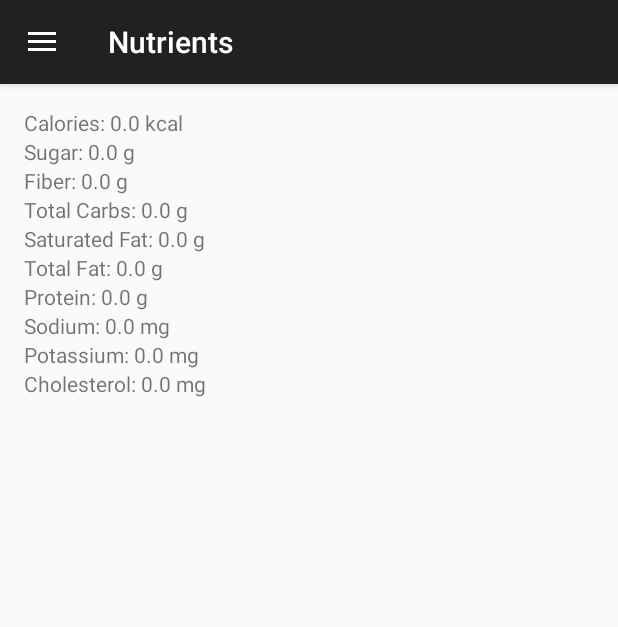
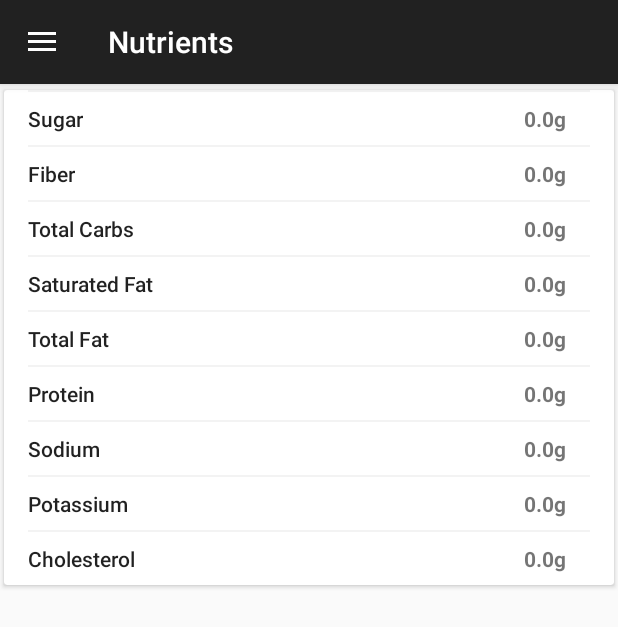
Before and after one commit to hahmraro/minimalist_tracker, an Android app: the FoodFragment screen opened through its navigation route, in the side drawer, after a tap on "Daily Nutrition", on a phone screen of 412 x 824 dp. Shown: the top 627 px of the screen. Run offline under Robolectric (Android 15) with nearby library versions, the phone set to English and light mode, and no system bars; our stand-ins replace Room's generated code, navigation-ui.

Commit message:
Changed ll_nutrition.xml layout

```diff
--- a/app/src/main/java/com/example/elegantcalorietracker/data/model/Food.kt
+++ b/app/src/main/java/com/example/elegantcalorietracker/data/model/Food.kt
@@ -7,6 +7,8 @@ import com.squareup.moshi.Json
 import kotlin.random.Random
 
 enum class ListType { BREAKFAST, LUNCH, DINNER, SNACKS, HISTORY }
+
+typealias Nutrient = Pair<String, Double>
 
 data class FoodList(val items: List<Food>)
 
@@ -92,6 +94,18 @@ data class Food(
                 .toString(),
         )
 
+    fun getNutrients() = listOf(
+        sugar.toDouble(),
+        fiber.toDouble(),
+        totalCarbs.toDouble(),
+        saturatedFat.toDouble(),
+        totalFat.toDouble(),
+        protein.toDouble(),
+        sodium.toDouble(),
+        potassium.toDouble(),
+        cholesterol.toDouble()
+    )
+
     fun edit(newServingSize: Double, newListType: Int? = null):
         Food {
         listType = newListType ?: listType
--- a/app/src/main/java/com/example/elegantcalorietracker/ui/TrackerViewModel.kt
+++ b/app/src/main/java/com/example/elegantcalorietracker/ui/TrackerViewModel.kt
@@ -123,7 +123,10 @@ class TrackerViewModel(application: Application) :
         this.listType = mealType
     }
 
-    fun getDailyNutrition() = runBlocking { _repository.getAll() }.sum()
+    fun getDailyNutrition(): List<Double> {
+        val totalNutrition = runBlocking { _repository.getAll() }.sum()
+        return totalNutrition.getNutrients()
+    }
 
     // Private methods
     private fun setHistory(foodList: List<Food>) {
--- /dev/null
+++ b/app/src/main/java/com/example/elegantcalorietracker/ui/adapters/NutrientAdapter.kt
@@ -0,0 +1,41 @@
+package com.example.elegantcalorietracker.ui.adapters
+
+import android.view.LayoutInflater
+import android.view.ViewGroup
+import androidx.recyclerview.widget.RecyclerView
+import com.example.elegantcalorietracker.data.model.Nutrient
+import com.example.elegantcalorietracker.databinding.ItemNutrientBinding
+
+class NutrientAdapter(private val nutrients: List<Nutrient>) :
+    RecyclerView.Adapter<NutrientAdapter.NutrientViewHolder>() {
+
+    class NutrientViewHolder(
+        private var binding: ItemNutrientBinding,
+    ) : RecyclerView.ViewHolder(binding.root) {
+        fun bind(nutrient: Pair<String, Double>) {
+            binding.nutritionName.text = nutrient.first
+            binding.nutritionSize.text = "${nutrient.second}g"
+        }
+    }
+
+    override fun getItemCount(): Int {
+        return nutrients.size
+    }
+
+    override fun onCreateViewHolder(
+        parent: ViewGroup,
+        viewType: Int
+    ): NutrientViewHolder {
+        val view = ItemNutrientBinding.inflate(
+            LayoutInflater.from(parent.context),
+            parent,
+            false
+        )
+        return NutrientViewHolder(view)
+    }
+
+    override fun onBindViewHolder(holder: NutrientViewHolder, position: Int) {
+        val nutrient = nutrients[position]
+        holder.bind(nutrient)
+    }
+}
--- a/app/src/main/java/com/example/elegantcalorietracker/ui/fragments/FoodFragment.kt
+++ b/app/src/main/java/com/example/elegantcalorietracker/ui/fragments/FoodFragment.kt
@@ -8,7 +8,6 @@ import com.example.elegantcalorietracker.databinding.FragmentFoodBinding
 import com.example.elegantcalorietracker.ui.ModType
 import com.example.elegantcalorietracker.ui.TrackerViewModel
 import com.example.elegantcalorietracker.ui.widgets.FoodListView
-import com.example.elegantcalorietracker.ui.widgets.NutritionView
 
 /**
  * The screen that shows when the user selects a food item from [FoodListView]
@@ -33,7 +32,8 @@ class FoodFragment : BaseFragment<FragmentFoodBinding>(
         servingEdit.setText(selectedFood.servingSize)
 
         // Set up the NutritionView
-        foodNutritionLl.apply(applyFoodNutrition())
+        val nutrients = selectedFood.getNutrients()
+        foodNutritionLl.setNutrients(nutrients)
 
         // Set up the button text and click listener
         if (sharedViewModel.modType == ModType.ADD) {
@@ -65,21 +65,4 @@ class FoodFragment : BaseFragment<FragmentFoodBinding>(
                 .navigate(R.id.action_foodFragment_to_trackerFragment)
         }
     }
-
-    /**
-     * Fills the [NutritionView] with the [selectedFood] properties
-     */
-    private fun applyFoodNutrition(): ApplyTo<NutritionView> =
-        {
-            setCalories(selectedFood.calories)
-            setFiber(selectedFood.fiber)
-            setSugar(selectedFood.sugar)
-            setCarbs(selectedFood.totalCarbs)
-            setSaturatedFat(selectedFood.saturatedFat)
-            setFat(selectedFood.totalFat)
-            setProtein(selectedFood.protein)
-            setSodium(selectedFood.sodium)
-            setPotassium(selectedFood.potassium)
-            setCholesterol(selectedFood.cholesterol)
-        }
 }
--- a/app/src/main/java/com/example/elegantcalorietracker/ui/fragments/NutrientFragment.kt
+++ b/app/src/main/java/com/example/elegantcalorietracker/ui/fragments/NutrientFragment.kt
@@ -12,18 +12,7 @@ class NutrientFragment :
     ) {
 
     override fun applyBinding(v: View): ApplyTo<FragmentNutrientBinding> = {
-        val food = sharedViewModel.getDailyNutrition()
-        nutrientNutritionLl.apply {
-            setCalories(food.calories)
-            setFiber(food.fiber)
-            setSugar(food.sugar)
-            setCarbs(food.totalCarbs)
-            setSaturatedFat(food.saturatedFat)
-            setFat(food.totalFat)
-            setProtein(food.protein)
-            setSodium(food.sodium)
-            setPotassium(food.potassium)
-            setCholesterol(food.cholesterol)
-        }
+        val nutrients = sharedViewModel.getDailyNutrition()
+        nutrientNutritionLl.setNutrients(nutrients)
     }
 }
--- a/app/src/main/java/com/example/elegantcalorietracker/ui/widgets/NutritionView.kt
+++ b/app/src/main/java/com/example/elegantcalorietracker/ui/widgets/NutritionView.kt
@@ -5,6 +5,7 @@ import android.util.AttributeSet
 import android.view.LayoutInflater
 import androidx.appcompat.widget.LinearLayoutCompat
 import com.example.elegantcalorietracker.databinding.LlNutritionBinding
+import com.example.elegantcalorietracker.ui.adapters.NutrientAdapter
 
 class NutritionView(context: Context, attributeSet: AttributeSet?) :
     LinearLayoutCompat(context, attributeSet) {
@@ -15,43 +16,20 @@ class NutritionView(context: Context, attributeSet: AttributeSet?) :
         true
     )
 
-    fun setCalories(string: String) {
-        binding.foodCalories.text = "Calories: $string kcal"
-    }
-
-    fun setSugar(string: String) {
-        binding.foodSugar.text = "Sugar: $string g"
-    }
-
-    fun setFiber(string: String) {
-        binding.foodFiber.text = "Fiber: $string g"
-    }
-
-    fun setCarbs(string: String) {
-        binding.foodCarbs.text = "Total Carbs: $string g"
-    }
-
-    fun setSaturatedFat(string: String) {
-        binding.foodSaturatedFat.text = "Saturated Fat: $string g"
-    }
-
-    fun setFat(string: String) {
-        binding.foodFat.text = "Total Fat: $string g"
-    }
-
-    fun setProtein(string: String) {
-        binding.foodProtein.text = "Protein: $string g"
-    }
-
-    fun setSodium(string: String) {
-        binding.foodSodium.text = "Sodium: $string mg"
-    }
-
-    fun setPotassium(string: String) {
-        binding.foodPotassium.text = "Potassium: $string mg"
-    }
-
-    fun setCholesterol(string: String) {
-        binding.foodCholesterol.text = "Cholesterol: $string mg"
+    fun setNutrients(nutrients: List<Double>) {
+        val nutrientsNames = listOf(
+            "Sugar",
+            "Fiber",
+            "Total Carbs",
+            "Saturated Fat",
+            "Total Fat",
+            "Protein",
+            "Sodium",
+            "Potassium",
+            "Cholesterol"
+        )
+        val nutrientInformation = nutrientsNames.zip(nutrients)
+        val adapter = NutrientAdapter(nutrientInformation)
+        binding.nutrientList.adapter = adapter
     }
 }
--- /dev/null
+++ b/app/src/main/java/com/example/elegantcalorietracker/utils/Aliases.kt
@@ -0,0 +1 @@
+package com.example.elegantcalorietracker.utils
--- a/app/src/main/res/layout/fragment_nutrient.xml
+++ b/app/src/main/res/layout/fragment_nutrient.xml
@@ -4,5 +4,4 @@
     android:id="@+id/nutrient_nutrition_ll"
     android:layout_width="match_parent"
     android:layout_height="wrap_content"
-    android:padding="@dimen/default_padding"
     tools:context=".ui.fragments.NutrientFragment" />
--- /dev/null
+++ b/app/src/main/res/layout/item_nutrient.xml
@@ -0,0 +1,42 @@
+<?xml version="1.0" encoding="utf-8"?>
+<androidx.constraintlayout.widget.ConstraintLayout xmlns:android="http://schemas.android.com/apk/res/android"
+    xmlns:app="http://schemas.android.com/apk/res-auto"
+    xmlns:tools="http://schemas.android.com/tools"
+    android:layout_width="match_parent"
+    android:layout_height="wrap_content"
+    android:background="?android:attr/selectableItemBackground"
+    android:paddingHorizontal="@dimen/default_padding"
+    android:clickable="true"
+    android:focusable="true"
+    android:paddingBottom="@dimen/default_small_padding">
+
+    <View
+        android:id="@+id/divider"
+        style="@style/Divider"
+        app:layout_constraintEnd_toEndOf="parent"
+        app:layout_constraintStart_toStartOf="parent"
+        app:layout_constraintTop_toTopOf="parent" />
+
+    <TextView
+        android:id="@+id/nutrition_name"
+        style="@style/TextAppearance.AppCompat.Body2"
+        android:layout_width="wrap_content"
+        android:layout_height="wrap_content"
+        android:layout_marginTop="@dimen/default_small_padding"
+        app:layout_constraintBottom_toBottomOf="parent"
+        app:layout_constraintStart_toStartOf="parent"
+        app:layout_constraintTop_toBottomOf="@id/divider"
+        tools:text="Protein" />
+
+    <TextView
+        android:id="@+id/nutrition_size"
+        android:layout_width="wrap_content"
+        android:layout_height="wrap_content"
+        android:textStyle="bold"
+        android:paddingRight="@dimen/default_padding"
+        app:layout_constraintBottom_toBottomOf="@id/nutrition_name"
+        app:layout_constraintEnd_toEndOf="parent"
+        app:layout_constraintTop_toTopOf="@id/nutrition_name"
+        tools:text="67g" />
+
+</androidx.constraintlayout.widget.ConstraintLayout>
--- a/app/src/main/res/layout/ll_nutrition.xml
+++ b/app/src/main/res/layout/ll_nutrition.xml
@@ -1,69 +1,23 @@
 <?xml version="1.0" encoding="utf-8"?>
-<androidx.appcompat.widget.LinearLayoutCompat xmlns:android="http://schemas.android.com/apk/res/android"
+<androidx.cardview.widget.CardView xmlns:android="http://schemas.android.com/apk/res/android"
+    xmlns:app="http://schemas.android.com/apk/res-auto"
     xmlns:tools="http://schemas.android.com/tools"
     android:layout_width="match_parent"
-    android:layout_height="match_parent"
-    android:orientation="vertical"
-    tools:context=".ui.widgets.NutritionView">
+    android:layout_height="wrap_content"
+    app:cardUseCompatPadding="true">
 
-    <TextView
-        android:id="@+id/food_calories"
+    <androidx.appcompat.widget.LinearLayoutCompat
         android:layout_width="match_parent"
-        android:layout_height="wrap_content"
-        tools:text="Calories: 190kcal" />
+        android:layout_height="match_parent"
+        android:orientation="vertical"
+        tools:context=".ui.widgets.NutritionView">
 
-    <TextView
-        android:id="@+id/food_sugar"
-        android:layout_width="match_parent"
-        android:layout_height="wrap_content"
-        tools:text="Sugar: 10g" />
+        <androidx.recyclerview.widget.RecyclerView
+            android:id="@+id/nutrient_list"
+            app:layoutManager="androidx.recyclerview.widget.LinearLayoutManager"
+            android:layout_width="match_parent"
+            android:layout_height="wrap_content"
+            tools:listitem="@layout/item_nutrient" />
 
-    <TextView
-        android:id="@+id/food_fiber"
-        android:layout_width="match_parent"
-        android:layout_height="wrap_content"
-        tools:text="Fiber: 12g" />
-
-    <TextView
-        android:id="@+id/food_carbs"
-        android:layout_width="match_parent"
-        android:layout_height="wrap_content"
-        tools:text="Total Carbs: 35g" />
-
-    <TextView
-        android:id="@+id/food_saturated_fat"
-        android:layout_width="match_parent"
-        android:layout_height="wrap_content"
-        tools:text="Saturated Fat: 13g" />
-
-    <TextView
-        android:id="@+id/food_fat"
-        android:layout_width="match_parent"
-        android:layout_height="wrap_content"
-        tools:text="Fat: 20g" />
-
-    <TextView
-        android:id="@+id/food_protein"
-        android:layout_width="match_parent"
-        android:layout_height="wrap_content"
-        tools:text="Protein: 15g" />
-
-    <TextView
-        android:id="@+id/food_sodium"
-        android:layout_width="match_parent"
-        android:layout_height="wrap_content"
-        tools:text="Sodium: 350mg" />
-
-    <TextView
-        android:id="@+id/food_potassium"
-        android:layout_width="match_parent"
-        android:layout_height="wrap_content"
-        tools:text="Potassium: 221mg" />
-
-    <TextView
-        android:id="@+id/food_cholesterol"
-        android:layout_width="match_parent"
-        android:layout_height="wrap_content"
-        tools:text="Cholesterol: 750mg" />
-
-</androidx.appcompat.widget.LinearLayoutCompat>
+    </androidx.appcompat.widget.LinearLayoutCompat>
+</androidx.cardview.widget.CardView>
```
